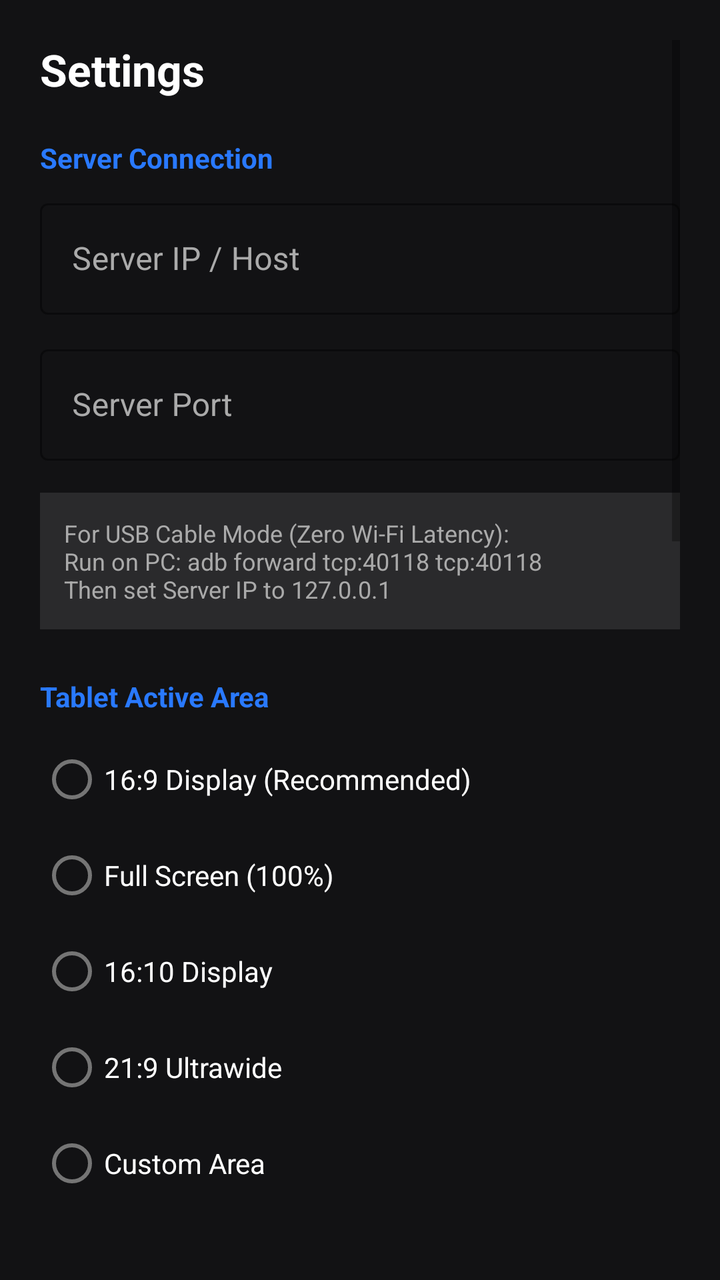
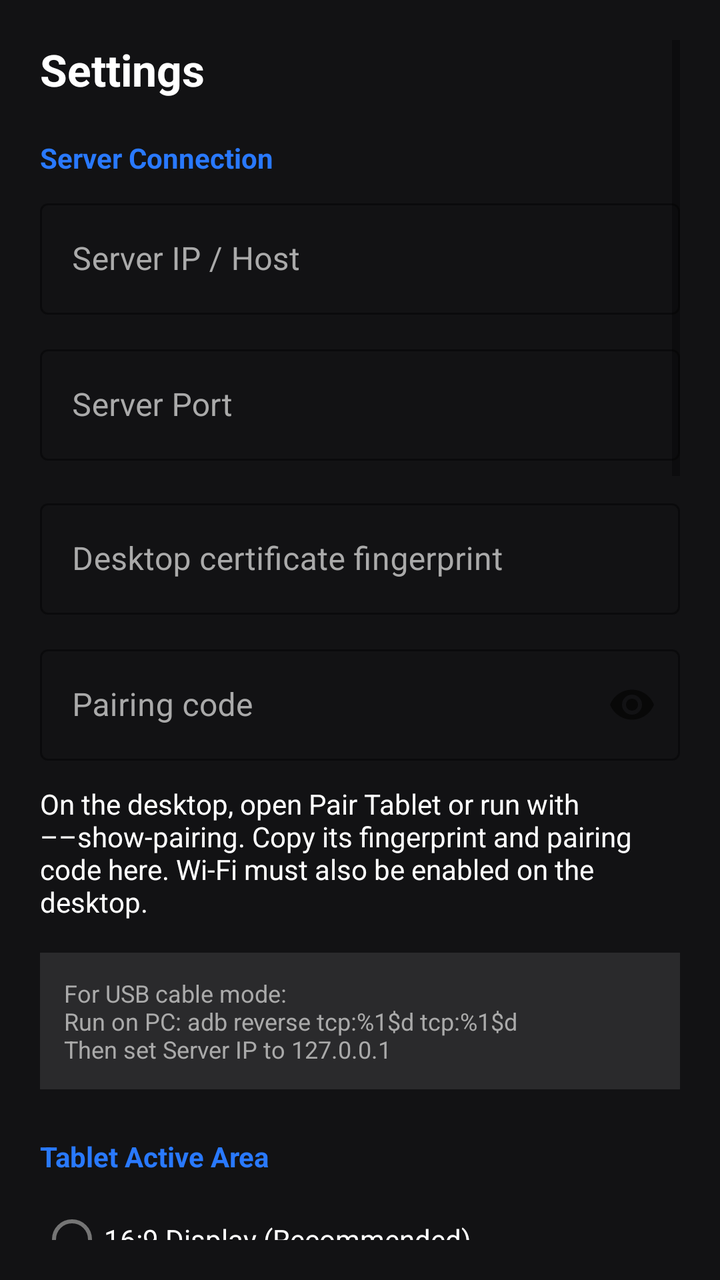

The first picture is an Android layout as it rendered before a commit; the second is the same layout after the commit. The layout source and the unified diff follow.
<!-- AndroidManifest.xml: application theme Theme.SPenBridge -->
<!-- res/layout/activity_settings.xml -->
<?xml version="1.0" encoding="utf-8"?>
<ScrollView xmlns:android="http://schemas.android.com/apk/res/android"
    xmlns:app="http://schemas.android.com/apk/res-auto"
    android:layout_width="match_parent"
    android:layout_height="match_parent"
    android:background="@color/canvas_bg"
    android:padding="20dp">

    <LinearLayout
        android:layout_width="match_parent"
        android:layout_height="wrap_content"
        android:orientation="vertical"
        android:paddingBottom="40dp">

        <TextView
            android:layout_width="wrap_content"
            android:layout_height="wrap_content"
            android:layout_marginBottom="20dp"
            android:text="@string/settings_title"
            android:textColor="@color/text_light"
            android:textSize="22sp"
            android:textStyle="bold" />

        
        <TextView
            android:layout_width="wrap_content"
            android:layout_height="wrap_content"
            android:layout_marginBottom="8dp"
            android:text="@string/settings_connection_section"
            android:textColor="@color/primary"
            android:textSize="14sp"
            android:textStyle="bold" />

        <com.google.android.material.textfield.TextInputLayout
            style="@style/Widget.MaterialComponents.TextInputLayout.OutlinedBox"
            android:layout_width="match_parent"
            android:layout_height="wrap_content"
            android:layout_marginBottom="12dp"
            android:hint="@string/server_ip"
            android:textColorHint="@color/text_muted"
            app:boxStrokeColor="@color/primary">

            <com.google.android.material.textfield.TextInputEditText
                android:id="@+id/editServerIp"
                android:layout_width="match_parent"
                android:layout_height="wrap_content"
                android:inputType="textUri"
                android:textColor="@color/text_light" />
        </com.google.android.material.textfield.TextInputLayout>

        <com.google.android.material.textfield.TextInputLayout
            style="@style/Widget.MaterialComponents.TextInputLayout.OutlinedBox"
            android:layout_width="match_parent"
            android:layout_height="wrap_content"
            android:layout_marginBottom="16dp"
            android:hint="@string/server_port"
            android:textColorHint="@color/text_muted"
            app:boxStrokeColor="@color/primary">

            <com.google.android.material.textfield.TextInputEditText
                android:id="@+id/editServerPort"
                android:layout_width="match_parent"
                android:layout_height="wrap_content"
                android:inputType="number"
                android:textColor="@color/text_light" />
        </com.google.android.material.textfield.TextInputLayout>

        <TextView
            android:layout_width="match_parent"
            android:layout_height="wrap_content"
            android:layout_marginBottom="24dp"
            android:background="#1AFFFFFF"
            android:padding="12dp"
            android:text="@string/usb_mode_hint"
            android:textColor="@color/text_muted"
            android:textSize="12sp" />

        
        <TextView
            android:layout_width="wrap_content"
            android:layout_height="wrap_content"
            android:layout_marginBottom="8dp"
            android:text="@string/settings_area_section"
            android:textColor="@color/primary"
            android:textSize="14sp"
            android:textStyle="bold" />

        <RadioGroup
            android:id="@+id/rgAreaMode"
            android:layout_width="match_parent"
            android:layout_height="wrap_content"
            android:layout_marginBottom="16dp">

            <RadioButton
                android:id="@+id/rbArea169"
                android:layout_width="match_parent"
                android:layout_height="wrap_content"
                android:text="@string/area_mode_16_9"
                android:textColor="@color/text_light" />

            <RadioButton
                android:id="@+id/rbAreaFull"
                android:layout_width="match_parent"
                android:layout_height="wrap_content"
                android:text="@string/area_mode_full"
                android:textColor="@color/text_light" />

            <RadioButton
                android:id="@+id/rbArea1610"
                android:layout_width="match_parent"
                android:layout_height="wrap_content"
                android:text="@string/area_mode_16_10"
                android:textColor="@color/text_light" />

            <RadioButton
                android:id="@+id/rbArea219"
                android:layout_width="match_parent"
                android:layout_height="wrap_content"
                android:text="@string/area_mode_21_9"
                android:textColor="@color/text_light" />

            <RadioButton
                android:id="@+id/rbAreaCustom"
                android:layout_width="match_parent"
                android:layout_height="wrap_content"
                android:text="@string/area_mode_custom"
                android:textColor="@color/text_light" />
        </RadioGroup>

        
        <LinearLayout
            android:id="@+id/layoutCustomArea"
            android:layout_width="match_parent"
            android:layout_height="wrap_content"
            android:layout_marginBottom="16dp"
            android:background="#15FFFFFF"
            android:orientation="vertical"
            android:padding="14dp">

            <TextView
                android:id="@+id/tvWidthLabel"
                android:layout_width="wrap_content"
                android:layout_height="wrap_content"
                android:text="Active Width: 100%"
                android:textColor="@color/text_light"
                android:textSize="13sp" />

            <com.google.android.material.slider.Slider
                android:id="@+id/sliderWidth"
                android:layout_width="match_parent"
                android:layout_height="wrap_content"
                android:stepSize="1"
                android:value="100"
                android:valueFrom="20"
                android:valueTo="100" />

            <TextView
                android:id="@+id/tvHeightLabel"
                android:layout_width="wrap_content"
                android:layout_height="wrap_content"
                android:text="Active Height: 100%"
                android:textColor="@color/text_light"
                android:textSize="13sp" />

            <com.google.android.material.slider.Slider
                android:id="@+id/sliderHeight"
                android:layout_width="match_parent"
                android:layout_height="wrap_content"
                android:stepSize="1"
                android:value="100"
                android:valueFrom="20"
                android:valueTo="100" />

            <TextView
                android:id="@+id/tvOffsetXLabel"
                android:layout_width="wrap_content"
                android:layout_height="wrap_content"
                android:text="Horizontal Alignment: 50%"
                android:textColor="@color/text_light"
                android:textSize="13sp" />

            <com.google.android.material.slider.Slider
                android:id="@+id/sliderOffsetX"
                android:layout_width="match_parent"
                android:layout_height="wrap_content"
                android:stepSize="1"
                android:value="50"
                android:valueFrom="0"
                android:valueTo="100" />

            <TextView
                android:id="@+id/tvOffsetYLabel"
                android:layout_width="wrap_content"
                android:layout_height="wrap_content"
                android:text="Vertical Alignment: 50%"
                android:textColor="@color/text_light"
                android:textSize="13sp" />

            <com.google.android.material.slider.Slider
                android:id="@+id/sliderOffsetY"
                android:layout_width="match_parent"
                android:layout_height="wrap_content"
                android:stepSize="1"
                android:value="50"
                android:valueFrom="0"
                android:valueTo="100" />

            
            <TextView
                android:layout_width="wrap_content"
                android:layout_height="wrap_content"
                android:layout_marginTop="8dp"
                android:layout_marginBottom="6dp"
                android:text="Quick Alignment Presets:"
                android:textColor="@color/text_muted"
                android:textSize="12sp" />

            <LinearLayout
                android:layout_width="match_parent"
                android:layout_height="wrap_content"
                android:orientation="horizontal">

                <Button
                    android:id="@+id/btnAlignLeft"
                    style="@style/Widget.MaterialComponents.Button.OutlinedButton"
                    android:layout_width="0dp"
                    android:layout_height="wrap_content"
                    android:layout_marginEnd="4dp"
                    android:layout_weight="1"
                    android:text="@string/preset_right_hand"
                    android:textSize="11sp" />

                <Button
                    android:id="@+id/btnAlignCenter"
                    style="@style/Widget.MaterialComponents.Button.OutlinedButton"
                    android:layout_width="0dp"
                    android:layout_height="wrap_content"
                    android:layout_marginStart="2dp"
                    android:layout_marginEnd="2dp"
                    android:layout_weight="1"
                    android:text="@string/preset_center"
                    android:textSize="11sp" />

                <Button
                    android:id="@+id/btnAlignRight"
                    style="@style/Widget.MaterialComponents.Button.OutlinedButton"
                    android:layout_width="0dp"
                    android:layout_height="wrap_content"
                    android:layout_marginStart="4dp"
                    android:layout_weight="1"
                    android:text="@string/preset_left_hand"
                    android:textSize="11sp" />
            </LinearLayout>
        </LinearLayout>

        <com.google.android.material.switchmaterial.SwitchMaterial
            android:id="@+id/switchShowBorder"
            android:layout_width="match_parent"
            android:layout_height="wrap_content"
            android:layout_marginBottom="10dp"
            android:checked="true"
            android:text="@string/show_area_border"
            android:textColor="@color/text_light" />

        <com.google.android.material.switchmaterial.SwitchMaterial
            android:id="@+id/switchShowShade"
            android:layout_width="match_parent"
            android:layout_height="wrap_content"
            android:layout_marginBottom="24dp"
            android:checked="true"
            android:text="@string/show_area_shading"
            android:textColor="@color/text_light" />

        
        <TextView
            android:layout_width="wrap_content"
            android:layout_height="wrap_content"
            android:layout_marginBottom="8dp"
            android:text="@string/settings_display_section"
            android:textColor="@color/primary"
            android:textSize="14sp"
            android:textStyle="bold" />

        <com.google.android.material.switchmaterial.SwitchMaterial
            android:id="@+id/switchSidebarLeft"
            android:layout_width="match_parent"
            android:layout_height="wrap_content"
            android:layout_marginBottom="10dp"
            android:checked="true"
            android:text="@string/sidebar_left_option"
            android:textColor="@color/text_light" />

        <com.google.android.material.switchmaterial.SwitchMaterial
            android:id="@+id/switchForceLandscape"
            android:layout_width="match_parent"
            android:layout_height="wrap_content"
            android:layout_marginBottom="10dp"
            android:checked="true"
            android:text="@string/force_landscape"
            android:textColor="@color/text_light" />

        <com.google.android.material.switchmaterial.SwitchMaterial
            android:id="@+id/switchShowPreview"
            android:layout_width="match_parent"
            android:layout_height="wrap_content"
            android:layout_marginBottom="10dp"
            android:checked="true"
            android:text="@string/show_preview"
            android:textColor="@color/text_light" />

        <com.google.android.material.switchmaterial.SwitchMaterial
            android:id="@+id/switchRejectTouch"
            android:layout_width="match_parent"
            android:layout_height="wrap_content"
            android:layout_marginBottom="28dp"
            android:checked="true"
            android:text="@string/reject_touch"
            android:textColor="@color/text_light" />

        <Button
            android:id="@+id/btnSave"
            android:layout_width="match_parent"
            android:layout_height="52dp"
            android:backgroundTint="@color/primary"
            android:text="@string/save_settings"
            android:textColor="@color/text_light"
            android:textSize="16sp" />

    </LinearLayout>
</ScrollView>
<!-- resources referenced by this layout -->
<resources>
  <color name="canvas_bg">#121214</color>
  <color name="primary">#2979FF</color>
  <color name="text_light">#FFFFFF</color>
  <color name="text_muted">#AAAAAA</color>
  <string name="area_mode_16_10">16:10 Display</string>
  <string name="area_mode_16_9">16:9 Display (Recommended)</string>
  <string name="area_mode_21_9">21:9 Ultrawide</string>
  <string name="area_mode_custom">Custom Area</string>
  <string name="area_mode_full">Full Screen (100%)</string>
  <string name="force_landscape">Lock to Landscape Orientation</string>
  <string name="preset_center">Center</string>
  <string name="preset_left_hand">Right Edge (Left-Handed)</string>
  <string name="preset_right_hand">Left Edge (Right-Handed)</string>
  <string name="reject_touch">Reject Finger Touches (Stylus Only)</string>
  <string name="save_settings">Save &amp; Apply</string>
  <string name="server_ip">Server IP / Host</string>
  <string name="server_port">Server Port</string>
  <string name="settings_area_section">Tablet Active Area</string>
  <string name="settings_connection_section">Server Connection</string>
  <string name="settings_display_section">Display &amp; Controls</string>
  <string name="settings_title">Settings</string>
  <string name="show_area_border">Show Active Area Frame &amp; Corner HUD</string>
  <string name="show_area_shading">Dim Inactive Margins (Letterbox)</string>
  <string name="show_preview">Show Local Pen Trail</string>
  <string name="sidebar_left_option">Place Sidebar on Left Edge</string>
  <string name="usb_mode_hint">For USB Cable Mode (Zero Wi-Fi Latency):\nRun on PC: adb forward tcp:40118 tcp:40118\nThen set Server IP to 127.0.0.1</string>
  <style name="Theme.SPenBridge" parent="Theme.MaterialComponents.DayNight.NoActionBar">
          <item name="android:statusBarColor">@android:color/transparent</item>
          <item name="android:navigationBarColor">@android:color/transparent</item>
          <item name="android:windowBackground">@color/canvas_bg</item>
      </style>
</resources>

<!-- the commit's change to res/layout/activity_settings.xml (unified diff, before → after) -->
@@ -3,7 +3,6 @@
     xmlns:app="http://schemas.android.com/apk/res-auto"
     android:layout_width="match_parent"
     android:layout_height="match_parent"
-    android:background="@color/canvas_bg"
     android:padding="20dp">
 
     <LinearLayout
@@ -42,6 +41,7 @@
 
             <com.google.android.material.textfield.TextInputEditText
                 android:id="@+id/editServerIp"
+                android:maxLength="253"
                 android:layout_width="match_parent"
                 android:layout_height="wrap_content"
                 android:inputType="textUri"
@@ -65,7 +65,53 @@
                 android:textColor="@color/text_light" />
         </com.google.android.material.textfield.TextInputLayout>
 
-        <TextView
+        <com.google.android.material.textfield.TextInputLayout
+            style="@style/Widget.MaterialComponents.TextInputLayout.OutlinedBox"
+            android:layout_width="match_parent"
+            android:layout_height="wrap_content"
+            android:layout_marginBottom="12dp"
+            android:hint="@string/desktop_fingerprint"
+            android:textColorHint="@color/text_muted"
+            app:boxStrokeColor="@color/primary">
+            <com.google.android.material.textfield.TextInputEditText
+                android:id="@+id/editFingerprint"
+                android:layout_width="match_parent"
+                android:layout_height="wrap_content"
+                android:inputType="textNoSuggestions"
+                android:maxLength="192"
+                android:importantForAutofill="no"
+                android:textColor="@color/text_light" />
+        </com.google.android.material.textfield.TextInputLayout>
+
+        <com.google.android.material.textfield.TextInputLayout
+            style="@style/Widget.MaterialComponents.TextInputLayout.OutlinedBox"
+            android:layout_width="match_parent"
+            android:layout_height="wrap_content"
+            android:layout_marginBottom="12dp"
+            android:hint="@string/pairing_code"
+            android:textColorHint="@color/text_muted"
+            app:endIconMode="password_toggle"
+            app:boxStrokeColor="@color/primary">
+            <com.google.android.material.textfield.TextInputEditText
+                android:id="@+id/editPairingCode"
+                android:layout_width="match_parent"
+                android:layout_height="wrap_content"
+                android:inputType="textPassword|textNoSuggestions"
+                android:maxLength="128"
+                android:importantForAutofill="no"
+                android:textColor="@color/text_light" />
+        </com.google.android.material.textfield.TextInputLayout>
+
+        <TextView
+            android:layout_width="match_parent"
+            android:layout_height="wrap_content"
+            android:layout_marginBottom="16dp"
+            android:text="@string/pairing_hint"
+            android:textColor="@color/text_light"
+            android:textSize="14sp" />
+
+        <TextView
+            android:id="@+id/usbModeHint"
             android:layout_width="match_parent"
             android:layout_height="wrap_content"
             android:layout_marginBottom="24dp"
@@ -141,7 +187,7 @@
                 android:id="@+id/tvWidthLabel"
                 android:layout_width="wrap_content"
                 android:layout_height="wrap_content"
-                android:text="Active Width: 100%"
+                android:text="@string/area_width_initial"
                 android:textColor="@color/text_light"
                 android:textSize="13sp" />
 
@@ -158,7 +204,7 @@
                 android:id="@+id/tvHeightLabel"
                 android:layout_width="wrap_content"
                 android:layout_height="wrap_content"
-                android:text="Active Height: 100%"
+                android:text="@string/area_height_initial"
                 android:textColor="@color/text_light"
                 android:textSize="13sp" />
 
@@ -175,7 +221,7 @@
                 android:id="@+id/tvOffsetXLabel"
                 android:layout_width="wrap_content"
                 android:layout_height="wrap_content"
-                android:text="Horizontal Alignment: 50%"
+                android:text="@string/area_offset_x_initial"
                 android:textColor="@color/text_light"
                 android:textSize="13sp" />
 
@@ -192,7 +238,7 @@
                 android:id="@+id/tvOffsetYLabel"
                 android:layout_width="wrap_content"
                 android:layout_height="wrap_content"
-                android:text="Vertical Alignment: 50%"
+                android:text="@string/area_offset_y_initial"
                 android:textColor="@color/text_light"
                 android:textSize="13sp" />
 
@@ -211,7 +257,7 @@
                 android:layout_height="wrap_content"
                 android:layout_marginTop="8dp"
                 android:layout_marginBottom="6dp"
-                android:text="Quick Alignment Presets:"
+                android:text="@string/alignment_presets"
                 android:textColor="@color/text_muted"
                 android:textSize="12sp" />
 
<!-- resource entries referenced after the edit -->
@@ -4,12 +4,20 @@
   <color name="primary">#2979FF</color>
   <color name="text_light">#FFFFFF</color>
   <color name="text_muted">#AAAAAA</color>
+  <string name="alignment_presets">Quick Alignment Presets:</string>
+  <string name="area_height_initial">Active Height: 100%</string>
   <string name="area_mode_16_10">16:10 Display</string>
   <string name="area_mode_16_9">16:9 Display (Recommended)</string>
   <string name="area_mode_21_9">21:9 Ultrawide</string>
   <string name="area_mode_custom">Custom Area</string>
   <string name="area_mode_full">Full Screen (100%)</string>
+  <string name="area_offset_x_initial">Horizontal Alignment: 50%</string>
+  <string name="area_offset_y_initial">Vertical Alignment: 50%</string>
+  <string name="area_width_initial">Active Width: 100%</string>
+  <string name="desktop_fingerprint">Desktop certificate fingerprint</string>
   <string name="force_landscape">Lock to Landscape Orientation</string>
+  <string name="pairing_code">Pairing code</string>
+  <string name="pairing_hint">On the desktop, open Pair Tablet or run with ––show-pairing. Copy its fingerprint and pairing code here. Wi-Fi must also be enabled on the desktop.</string>
   <string name="preset_center">Center</string>
   <string name="preset_left_hand">Right Edge (Left-Handed)</string>
   <string name="preset_right_hand">Left Edge (Right-Handed)</string>
@@ -25,7 +33,7 @@
   <string name="show_area_shading">Dim Inactive Margins (Letterbox)</string>
   <string name="show_preview">Show Local Pen Trail</string>
   <string name="sidebar_left_option">Place Sidebar on Left Edge</string>
-  <string name="usb_mode_hint">For USB Cable Mode (Zero Wi-Fi Latency):\nRun on PC: adb forward tcp:40118 tcp:40118\nThen set Server IP to 127.0.0.1</string>
+  <string name="usb_mode_hint">For USB cable mode:\nRun on PC: adb reverse tcp:%1$d tcp:%1$d\nThen set Server IP to 127.0.0.1</string>
   <style name="Theme.SPenBridge" parent="Theme.MaterialComponents.DayNight.NoActionBar">
           <item name="android:statusBarColor">@android:color/transparent</item>
           <item name="android:navigationBarColor">@android:color/transparent</item>
